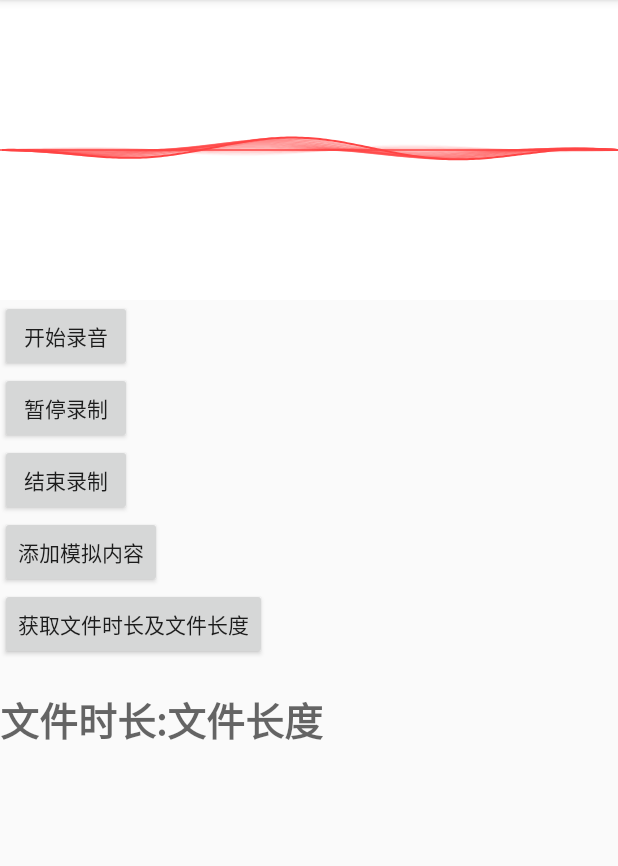
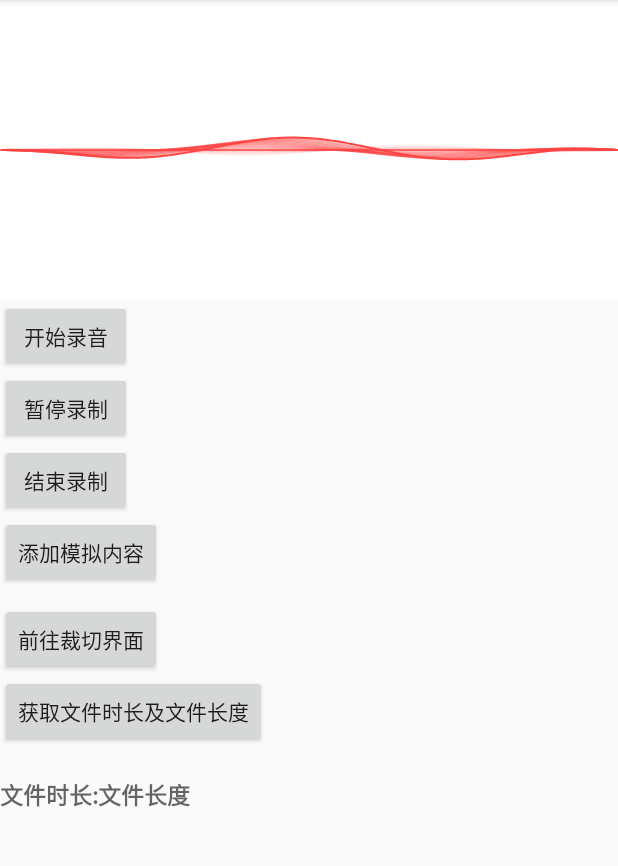
Before and after one commit to bxhuhu/SoundRecorder, an Android app: the screen it shows after launch (MainActivity), on a phone screen of 412 x 824 dp, the part 84-950 px from its top. Run offline under Robolectric (Android 15) with nearby library versions, the phone set to English and light mode, and no system bars.

Commit message:
添加基础裁切测试方法

```diff
--- a/app/build.gradle
+++ b/app/build.gradle
@@ -31,5 +31,6 @@ dependencies {
     androidTestImplementation 'androidx.test.ext:junit:1.1.1'
     androidTestImplementation 'androidx.test.espresso:espresso-core:3.2.0'
     implementation project(path: ':mylibrary')
+    implementation 'com.github.iammert:rangeview:0.1'
 
 }
--- a/app/src/main/AndroidManifest.xml
+++ b/app/src/main/AndroidManifest.xml
@@ -16,6 +16,7 @@
                 <category android:name="android.intent.category.LAUNCHER" />
             </intent-filter>
         </activity>
+        <activity android:name=".CutActivity" />
     </application>
 
     <uses-permission android:name="android.permission.READ_EXTERNAL_STORAGE" />
--- a/app/src/main/java/com/cree/soundrecorder/MainActivity.java
+++ b/app/src/main/java/com/cree/soundrecorder/MainActivity.java
@@ -25,7 +25,9 @@ public class MainActivity extends AppCompatActivity {
                 , R.id.bStopRecorder
                 , R.id.bPauseRecorder
                 , R.id.bInsertContent
-                , R.id.bGetFileTime};
+                , R.id.bGetFileTime
+                , R.id.bIntentToCutActivity
+        };
         for (int id : ids) {
             findViewById(id).setOnClickListener(mRecorderController);
         }
@@ -41,4 +43,5 @@ public class MainActivity extends AppCompatActivity {
     public void setDuration(String duration) {
         mTvDuration.setText(duration);
     }
+
 }
--- a/app/src/main/res/layout/activity_main.xml
+++ b/app/src/main/res/layout/activity_main.xml
@@ -20,6 +20,15 @@
         voiceView:rectSpace="2dp"
         voiceView:sensibility="four"
         voiceView:voiceLine="@android:color/holo_red_light" />
+
+    <ScrollView
+        android:layout_width="match_parent"
+        android:layout_height="match_parent">
+
+        <LinearLayout
+            android:layout_width="match_parent"
+            android:layout_height="match_parent"
+            android:orientation="vertical">
 
             <Button
                 android:id="@+id/bStartRecorder"
@@ -46,8 +55,16 @@
             <Button
                 android:id="@+id/bInsertContent"
                 android:layout_width="wrap_content"
-        android:text="添加模拟内容"
-        android:layout_height="wrap_content"/>
+                android:layout_height="wrap_content"
+                android:text="添加模拟内容" />
+
+
+            <Button
+                android:id="@+id/bIntentToCutActivity"
+                android:layout_width="wrap_content"
+                android:layout_height="wrap_content"
+                android:layout_marginTop="10dp"
+                android:text="前往裁切界面" />
 
             <Button
                 android:id="@+id/bGetFileTime"
@@ -56,13 +73,15 @@
                 android:text="获取文件时长及文件长度"
                 tools:ignore="MissingConstraints" />
 
+            <TextView
+                android:id="@+id/tvDuration"
+                android:layout_width="wrap_content"
+                android:layout_height="wrap_content"
+                android:layout_marginTop="20dp"
+                android:hint="文件时长:文件长度"
+                android:textSize="15sp"
+                android:textStyle="bold" />
 
-    <TextView
-        android:layout_marginTop="20dp"
-        android:id="@+id/tvDuration"
-        android:textSize="26sp"
-        android:textStyle="bold"
-        android:hint="文件时长:文件长度"
-        android:layout_width="wrap_content"
-        android:layout_height="wrap_content"/>
         </LinearLayout>
+    </ScrollView>
+</LinearLayout>
```
Also changed, not shown: app/src/main/java/com/cree/soundrecorder/CutActivity.java (added, +162 -0 lines), app/src/main/java/com/cree/soundrecorder/sound/AudioRecordManagerADTS.java (+2 -39 lines), app/src/main/java/com/cree/soundrecorder/sound/RecorderController.java (+13 -2 lines), app/src/main/java/com/cree/soundrecorder/util/ADTSHeadUtil.java (added, +58 -0 lines), app/src/main/res/layout/act_cut.xml (added, +41 -0 lines). Lines whose indentation alone changed are shown as unchanged.
